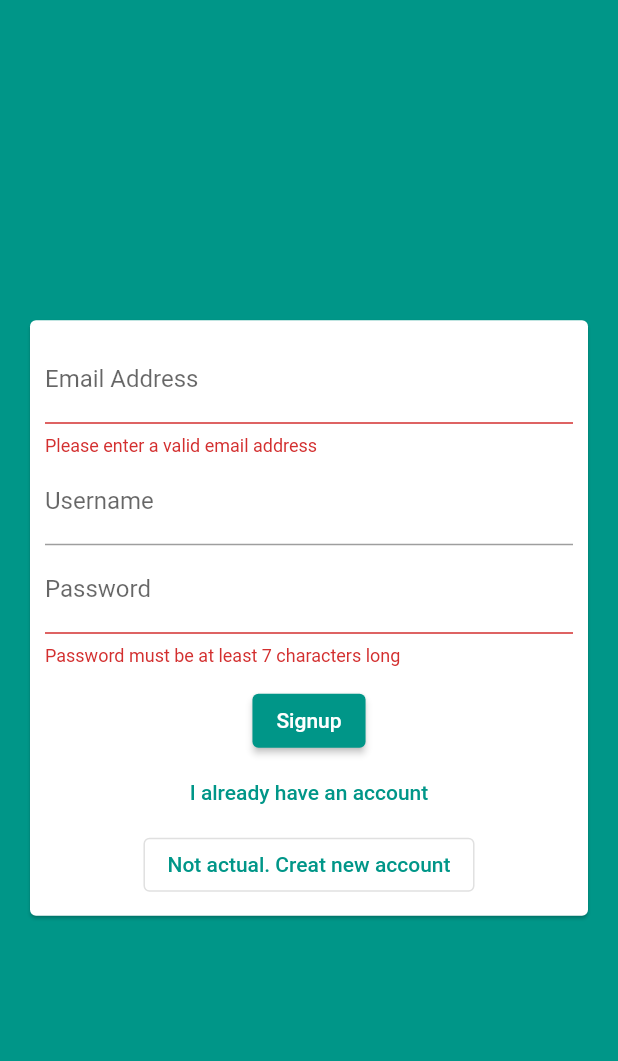
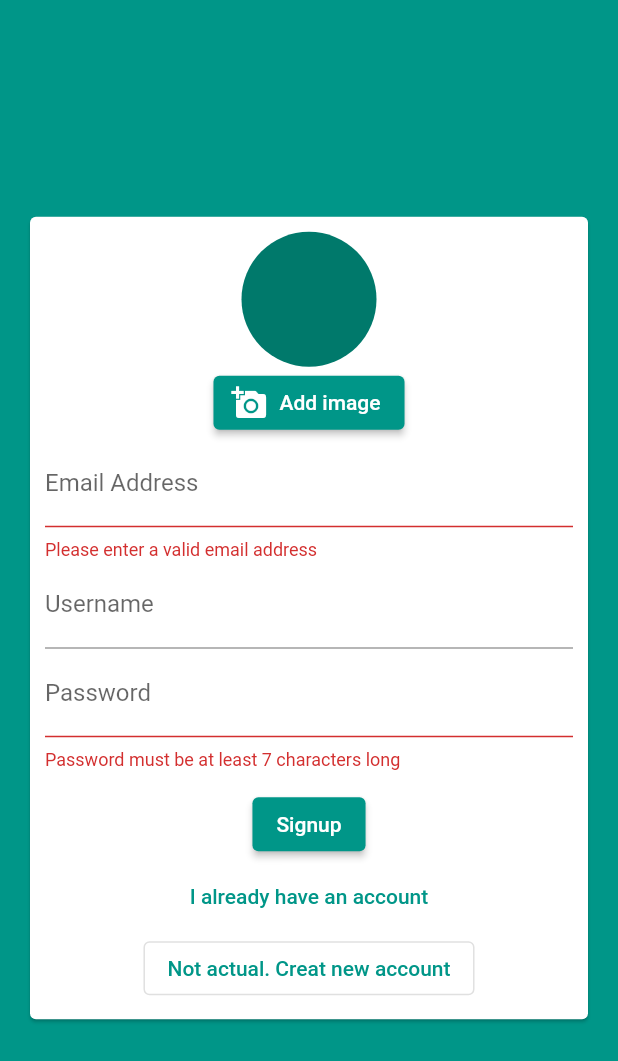
Before and after one commit to Kazberovich/chat-app, a Flutter app: the screen it shows after launch, after a tap on "Login", after a tap on "Creat new account", on a phone screen of 412 x 824 dp. Shown: the top 1061 px of the screen. Run offline on Flutter 3.47's test engine with Material 2 defaults, Android fonts, the phone set to English and light mode, and no system bars; our stand-ins replace cloud_firestore, firebase_auth, firebase_core, image_picker; accounts and stored records are empty; network calls fail.

Commit message:
added image picker to signup

```diff
--- a/lib/widgets/auth/auth_form.dart
+++ b/lib/widgets/auth/auth_form.dart
@@ -1,4 +1,7 @@
+import 'dart:io';
+
 import 'package:flutter/material.dart';
+import 'package:flutter_firestore_app/widgets/pickers/avatar_picker.dart';
 
 class AuthForm extends StatefulWidget {
   final bool isLoading;
@@ -24,6 +27,7 @@ class _AuthFormState extends State<AuthForm> {
   var _userEmail = '';
   var _userName = '';
   var _userPassword = '';
+  File _userImageFile;
 
   void _trySubmit() {
     final isValid = _formKey.currentState.validate();
@@ -37,11 +41,21 @@ class _AuthFormState extends State<AuthForm> {
       context,
     );
 
+    if (_userImageFile == null && !_isLogin) {
+      Scaffold.of(context)
+          .showBottomSheet((context) => Text("No image uploaded"));
+      return;
+    }
+
     if (isValid) {
       _formKey.currentState.save();
 
       // Use those values to send our auth request...
     }
+  }
+
+  void _pickedImageFn(File pickedImageFile) {
+    _userImageFile = pickedImageFile;
   }
 
   @override
@@ -56,6 +70,7 @@ class _AuthFormState extends State<AuthForm> {
                 child: Column(
                   //mainAxisSize: MainAxisSize.min,
                   children: [
+                    if (!_isLogin) AvatarPicker(_pickedImageFn),
                     TextFormField(
                       key: ValueKey('email'),
                       validator: (value) {
--- a/lib/widgets/chat/new_message.dart
+++ b/lib/widgets/chat/new_message.dart
@@ -11,13 +11,15 @@ class _NewMessageWidgetState extends State<NewMessageWidget> {
   final _controller = TextEditingController();
   var _enteredMessage = "";
 
-  void _sendMessage() {
+  void _sendMessage() async {
     final user = FirebaseAuth.instance.currentUser;
+    final userData = await FirebaseFirestore.instance.collection('users').doc(user.uid).get();
     FocusScope.of(context).unfocus();
     FirebaseFirestore.instance.collection('chats').add({
       "text": _enteredMessage,
       "createdAt": Timestamp.now(),
       "userId": user.uid,
+      "username": userData["username"],
     });
     _controller.clear();
     _enteredMessage = "";
--- /dev/null
+++ b/lib/widgets/pickers/avatar_picker.dart
@@ -0,0 +1,43 @@
+import 'dart:io';
+
+import 'package:flutter/material.dart';
+import 'package:image_picker/image_picker.dart';
+
+class AvatarPicker extends StatefulWidget {
+  final void Function(File pickedImageFile) avatarPickedFunction;
+
+  AvatarPicker(this.avatarPickedFunction);
+
+  @override
+  _AvatarPickerState createState() => _AvatarPickerState();
+}
+
+class _AvatarPickerState extends State<AvatarPicker> {
+  final _picker = ImagePicker();
+  File _pickedFile;
+
+  void _pickImage() async {
+    final pickedImage = await _picker.getImage(source: ImageSource.gallery);
+    setState(() {
+      _pickedFile = File(pickedImage.path);
+    });
+    widget.avatarPickedFunction(_pickedFile);
+  }
+
+  @override
+  Widget build(BuildContext context) {
+    return Column(
+      children: [
+        CircleAvatar(
+          radius: 45,
+          backgroundImage: _pickedFile != null ? FileImage(_pickedFile) : null,
+        ),
+        ElevatedButton.icon(
+          onPressed: _pickImage,
+          icon: Icon(Icons.add_a_photo),
+          label: Text("Add image"),
+        ),
+      ],
+    );
+  }
+}
--- a/pubspec.yaml
+++ b/pubspec.yaml
@@ -31,6 +31,8 @@ dependencies:
   cloud_firestore: ^2.0.0
   firebase_core: ^1.1.1
   firebase_auth: ^1.2.0
+  firebase_storage: ^9.0.0
+  image_picker: ^0.8.1+3
 
 dev_dependencies:
   flutter_test:
```
Also changed, not shown: lib/widgets/chat/message_bubble.dart (+33 -10 lines), lib/widgets/chat/messages.dart (+3 -35 lines), pubspec.lock.
